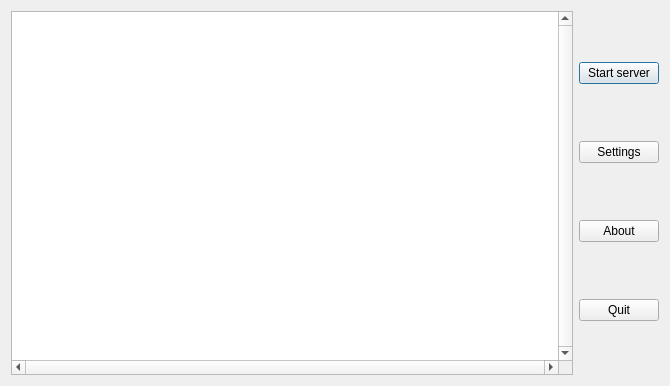
Letractively/sj-http-server, file server/maindialog.ui: the form before one commit.
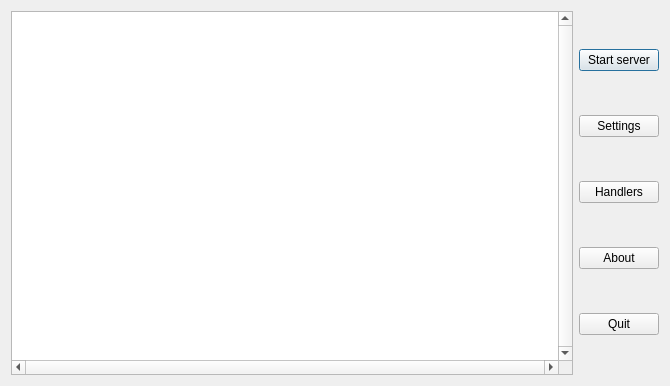
The form after the commit.

Patch:
```diff
--- a/server/maindialog.ui
+++ b/server/maindialog.ui
@@ -46,6 +46,13 @@
          </property>
         </widget>
        </item>
+       <item>
+        <widget class="QPushButton" name="handlersButton">
+         <property name="text">
+          <string>Handlers</string>
+         </property>
+        </widget>
+       </item>
        <item>
         <widget class="QPushButton" name="aboutButton">
          <property name="text">
```
